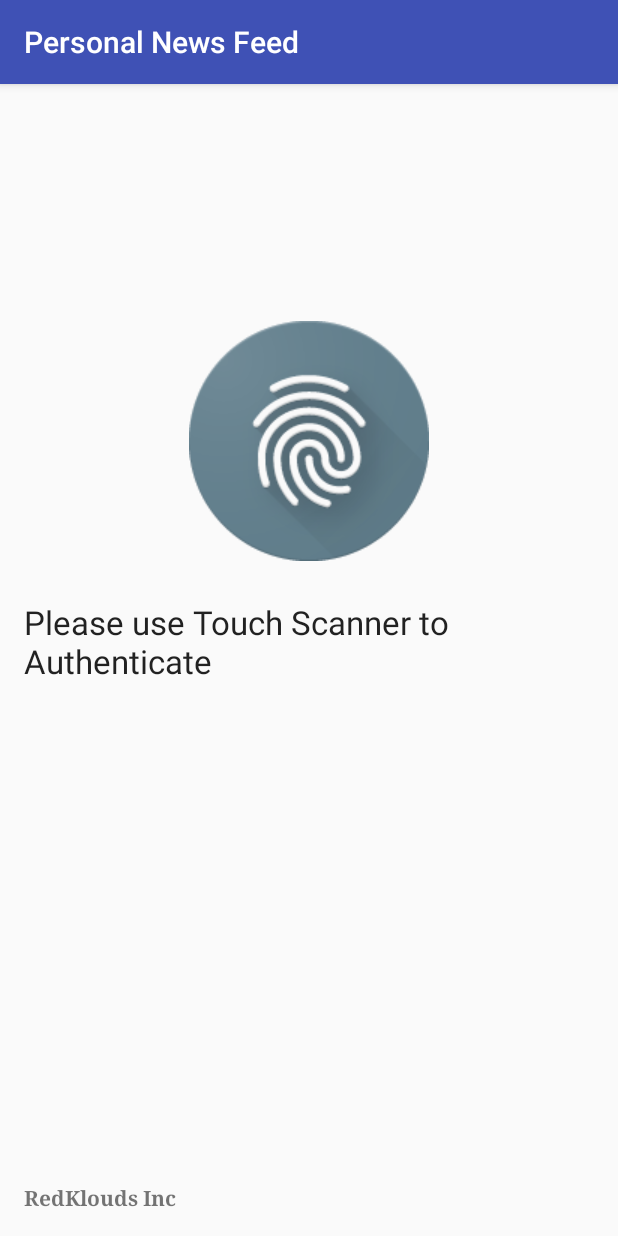
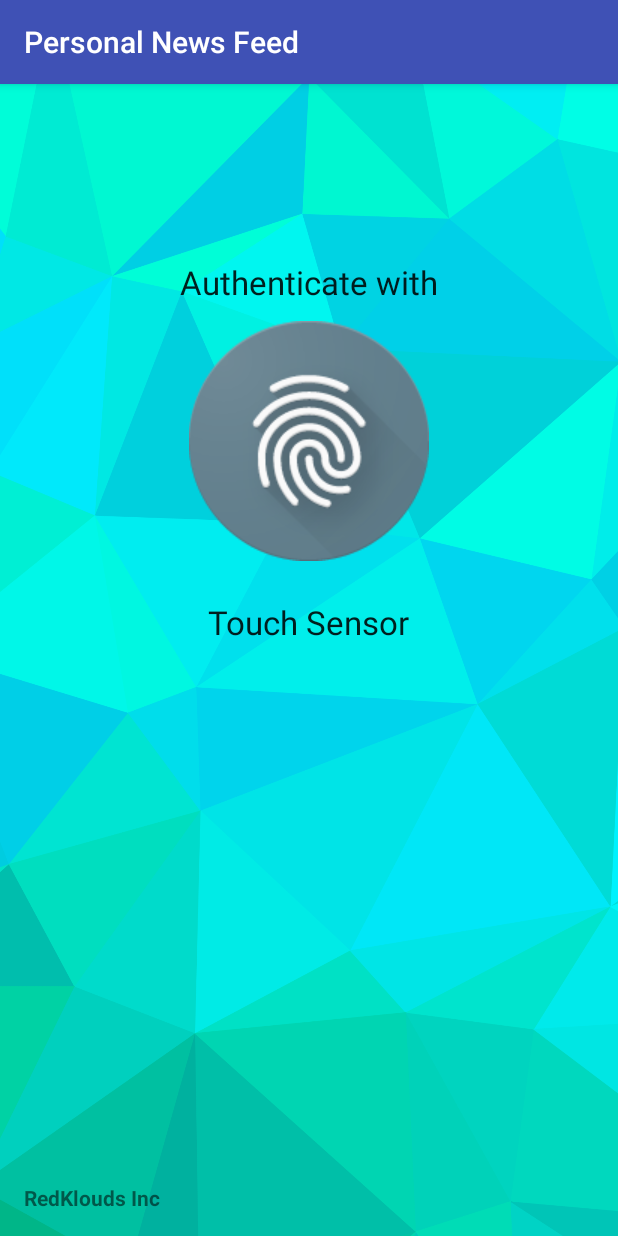
Before and after one commit to RedKlouds/PersonalNewsFeed, an Android app: the screen it shows after launch (AuthenticationActivity), on a phone screen of 412 x 824 dp. Run offline under Robolectric (Android 15) with nearby library versions, the phone set to English and light mode, and no system bars.

Commit message:
added wallpaper to login activity, as well as commenting

```diff
--- a/app/src/main/AndroidManifest.xml
+++ b/app/src/main/AndroidManifest.xml
@@ -1,8 +1,10 @@
 <?xml version="1.0" encoding="utf-8"?>
 <manifest xmlns:android="http://schemas.android.com/apk/res/android"
     package="com.lydanny.personalnewsfeed">
+
     <uses-permission android:name="android.permission.USE_FINGERPRINT"/>
     <application
+
         android:allowBackup="true"
         android:icon="@mipmap/ic_launcher"
         android:label="@string/app_name"
--- a/app/src/main/java/com/lydanny/personalnewsfeed/AuthenticationActivity.java
+++ b/app/src/main/java/com/lydanny/personalnewsfeed/AuthenticationActivity.java
@@ -63,20 +63,13 @@ public class AuthenticationActivity extends AppCompatActivity {
     // The Crypto Object to use as authentication encrypt/decrypt fingerprint
     private FingerprintManager.CryptoObject _cryptoObject;
 
-
     /*  Function:
         Description:
         PRECONDITION:
         POSTCONDITION:
         ASSUMPTIONS:
      */
-    /*
-        Function:
-        Description:
-        PRECONDITION:
-        POSTCONDITION:
-        ASSUMPTIONS:
-     */
+
     /**
         Function: onCreate
         Description: called when this activity is called upon(like main for individual files)
@@ -153,7 +146,6 @@ public class AuthenticationActivity extends AppCompatActivity {
         }
 
     }
-
 
     /**
     Function getKeyStore
--- a/app/src/main/res/layout/activity_authentication.xml
+++ b/app/src/main/res/layout/activity_authentication.xml
@@ -7,7 +7,8 @@
     android:paddingLeft="@dimen/activity_horizontal_margin"
     android:paddingRight="@dimen/activity_horizontal_margin"
     android:paddingTop="@dimen/activity_vertical_margin"
-    tools:context="com.lydanny.personalnewsfeed.AuthenticationActivity">
+    tools:context="com.lydanny.personalnewsfeed.AuthenticationActivity"
+    android:background="@drawable/background_1">
 
     <ImageView
         android:layout_width="wrap_content"
@@ -23,7 +24,7 @@
         android:layout_height="wrap_content"
         android:textAppearance="?android:attr/textAppearanceLarge"
         android:text="@string/touch_sensor"
-        android:id="@+id/textView"
+        android:id="@+id/login_view2"
         android:layout_marginTop="26dp"
         android:layout_below="@+id/imageView"
         android:layout_centerHorizontal="true" />
@@ -37,5 +38,16 @@
         android:layout_alignParentBottom="true"
         android:layout_alignParentStart="true"
         android:textStyle="bold"
-        android:typeface="serif" />
+        android:typeface="sans"
+        android:autoText="false" />
+
+    <TextView
+        android:layout_width="wrap_content"
+        android:layout_height="wrap_content"
+        android:textAppearance="?android:attr/textAppearanceLarge"
+        android:text="@string/authenticate_with"
+        android:id="@+id/login_view1"
+        android:layout_alignParentTop="true"
+        android:layout_centerHorizontal="true"
+        android:layout_marginTop="101dp" />
 </RelativeLayout>
--- a/app/src/main/res/values/strings.xml
+++ b/app/src/main/res/values/strings.xml
@@ -1,5 +1,6 @@
 <resources>
     <string name="app_name">Personal News Feed</string>
-    <string name="touch_sensor">Please use Touch Scanner to Authenticate</string>
+    <string name="touch_sensor">Touch Sensor</string>
     <string name="redklouds_inc">RedKlouds Inc</string>
+    <string name="authenticate_with">Authenticate with</string>
 </resources>
```
Also changed, not shown: app/src/main/java/com/lydanny/personalnewsfeed/FingerPrintHandler.java (+3 -4 lines), app/src/main/res/drawable/background_1.png (added).
